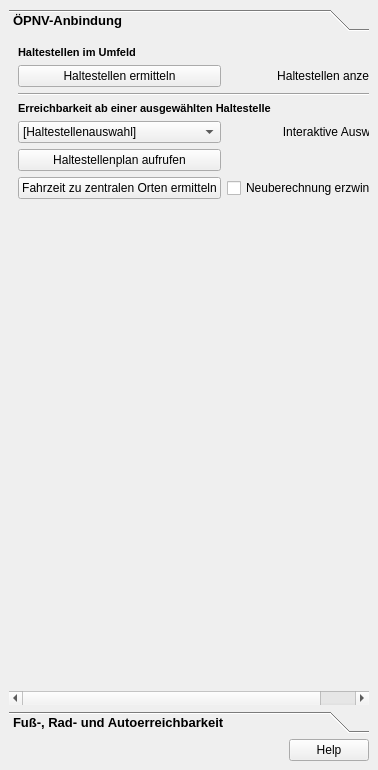
This is projektcheck/pctools/ui/ProjektCheck_dockwidget_analysis_02-Err.ui in projektcheck/ProjektCheck-QGIS as Qt 5 draws it before an edit. The edited form follows.
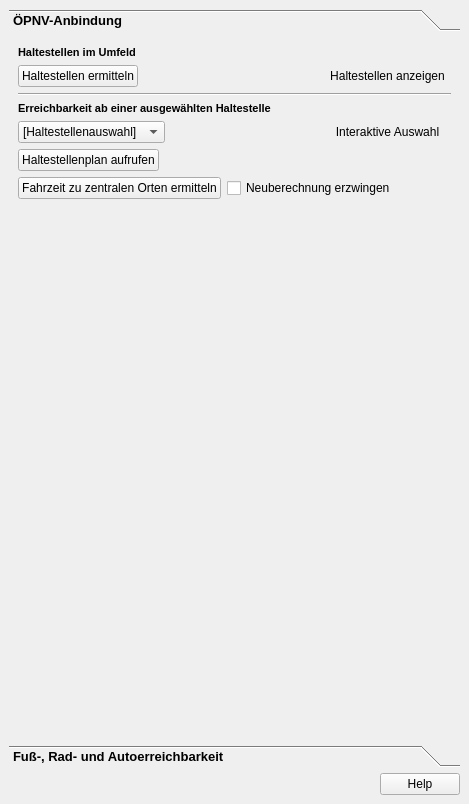
This is the edited form. The open tabs and pages were chosen to show the change. Icons and pictures are not drawn.

Commit message: sketched icon-theme (unfinished)

Diff of the .ui file:
```diff
--- a/projektcheck/pctools/ui/ProjektCheck_dockwidget_analysis_02-Err.ui
+++ b/projektcheck/pctools/ui/ProjektCheck_dockwidget_analysis_02-Err.ui
@@ -6,8 +6,8 @@
    <rect>
     <x>0</x>
     <y>0</y>
-    <width>378</width>
-    <height>770</height>
+    <width>469</width>
+    <height>804</height>
    </rect>
   </property>
   <property name="styleSheet">
@@ -19,7 +19,10 @@
 	font: bold italic 8pt ;
     color: black;
 }
-</string>
+QPushButton::flat{
+background-color: none;
+border: 0;
+}</string>
   </property>
   <property name="windowTitle">
    <string>Projekt-Check Analyse-Tools // Erreichbarkeit</string>
@@ -36,8 +39,8 @@
         <rect>
          <x>0</x>
          <y>0</y>
-         <width>366</width>
-         <height>630</height>
+         <width>451</width>
+         <height>681</height>
         </rect>
        </property>
        <attribute name="label">
@@ -54,7 +57,7 @@
         <item row="2" column="0">
          <widget class="QPushButton" name="pushButton_3">
           <property name="sizePolicy">
-           <sizepolicy hsizetype="Minimum" vsizetype="Fixed">
+           <sizepolicy hsizetype="Maximum" vsizetype="Fixed">
             <horstretch>0</horstretch>
             <verstretch>0</verstretch>
            </sizepolicy>
@@ -62,10 +65,29 @@
           <property name="text">
            <string>Haltestellen ermitteln</string>
           </property>
+          <property name="icon">
+           <iconset>
+            <normaloff>../../images/iconset_mob/20190619_iconset_mob_get_stops_1.png</normaloff>../../images/iconset_mob/20190619_iconset_mob_get_stops_1.png</iconset>
+          </property>
+          <property name="iconSize">
+           <size>
+            <width>18</width>
+            <height>18</height>
+           </size>
+          </property>
+          <property name="flat">
+           <bool>false</bool>
+          </property>
          </widget>
         </item>
         <item row="10" column="0">
          <widget class="QComboBox" name="ovstop_combo">
+          <property name="sizePolicy">
+           <sizepolicy hsizetype="Maximum" vsizetype="Fixed">
+            <horstretch>0</horstretch>
+            <verstretch>0</verstretch>
+           </sizepolicy>
+          </property>
           <item>
            <property name="text">
             <string>[Haltestellenauswahl]</string>
@@ -125,11 +147,17 @@
         <item row="12" column="0">
          <widget class="QPushButton" name="pushButton_5">
           <property name="sizePolicy">
-           <sizepolicy hsizetype="Minimum" vsizetype="Fixed">
+           <sizepolicy hsizetype="Maximum" vsizetype="Fixed">
             <horstretch>0</horstretch>
             <verstretch>0</verstretch>
            </sizepolicy>
           </property>
+          <property name="layoutDirection">
+           <enum>Qt::LeftToRight</enum>
+          </property>
+          <property name="autoFillBackground">
+           <bool>false</bool>
+          </property>
           <property name="text">
            <string>Haltestellenplan aufrufen</string>
           </property>
@@ -145,7 +173,14 @@
           </property>
           <property name="icon">
            <iconset>
-            <normaloff>../../images/edit.png</normaloff>../../images/edit.png</iconset>
+            <normaloff>../../images/iconset_mob/20190619_iconset_mob_select_1.png</normaloff>
+            <normalon>../../images/iconset_mob/20190619_iconset_mob_select_2.png</normalon>../../images/iconset_mob/20190619_iconset_mob_select_1.png</iconset>
+          </property>
+          <property name="iconSize">
+           <size>
+            <width>16</width>
+            <height>16</height>
+           </size>
           </property>
           <property name="checkable">
            <bool>true</bool>
@@ -184,9 +219,14 @@
           </property>
           <property name="icon">
            <iconset>
-            <normaloff>../../images/181112_Icons_toggle_visibility_off.png</normaloff>
-            <normalon>../../images/181112_Icons_toggle_visibility_on.png</normalon>
-            <disabledon>../../images/181112_Icons_toggle_visibility_on.png</disabledon>../../images/181112_Icons_toggle_visibility_off.png</iconset>
+            <normaloff>../../images/iconset_mob/20190619_iconset_mob_visible_3.png</normaloff>
+            <normalon>../../images/iconset_mob/20190619_iconset_mob_visible_2.png</normalon>../../images/iconset_mob/20190619_iconset_mob_visible_3.png</iconset>
+          </property>
+          <property name="iconSize">
+           <size>
+            <width>16</width>
+            <height>16</height>
+           </size>
           </property>
           <property name="checkable">
            <bool>true</bool>
```
Left out of the diff: 32 changed lines with no effect on the pictures. The commit also changes 29 other files.
